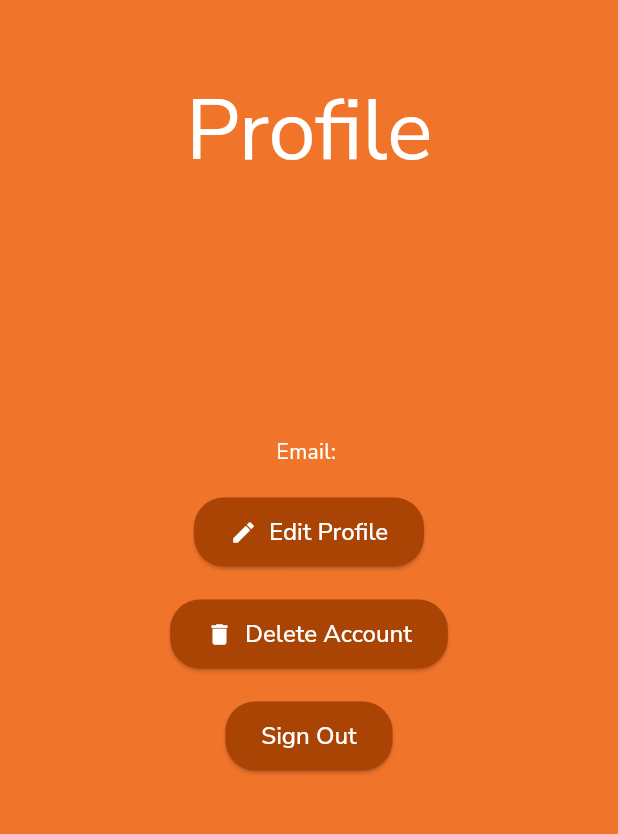
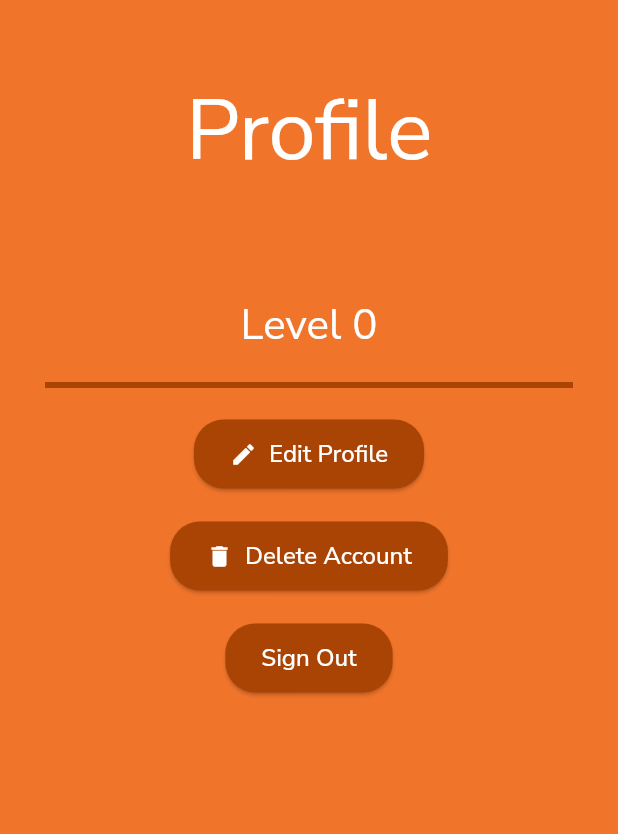
Before and after one commit to lxkedinh/super-youth, a Flutter app: the ProfileScreen screen opened by its route, on a phone screen of 412 x 824 dp, the part 62-896 px from its top. Run offline on Flutter 3.47's test engine with Material 3 defaults, Android fonts, the phone set to English and light mode, and no system bars; our stand-ins replace cloud_firestore, firebase_auth, firebase_core, flutter_dotenv, go_router, google_fonts; missing offline and left inert: chat_gpt_sdk; accounts and stored records are empty.

Commit message:
feat: gamify scenario completion
- users gain exp when completing scenarios
- user level shown in profile screen

```diff
--- a/lib/providers/auth_provider.dart
+++ b/lib/providers/auth_provider.dart
@@ -65,6 +65,8 @@ class AuthenticationProvider extends ChangeNotifier {
         'username': username,
         'firstName': firstName,
         'lastName': lastName,
+        'level': 1,
+        'xp': 0,
         'createdAt': FieldValue.serverTimestamp(),
       });
     } finally {
@@ -136,12 +138,34 @@ class AuthenticationProvider extends ChangeNotifier {
   }) async {
     if (_user == null) return;
 
+    int xpGained = 0;
+    if (feedback['score'] >= 8 && feedback['score'] <= 10) {
+      xpGained = 5;
+    } else if (feedback['score'] >= 5 && feedback['score'] <= 7) {
+      xpGained = 3;
+    }
+
+    int level = _userData!['level'];
+    int xpCost = 15 + 5 * (level - 1);
+    int newXp = _userData!['xp'] + xpGained;
+
+    if (newXp >= xpCost) {
+      level++;
+      newXp -= xpCost;
+    }
+
     try {
+      await _db.collection('users').doc(_user!.uid).update({
+        'level': level,
+        'xp': newXp,
+      });
+
       await _db.collection('users').doc(_user!.uid).collection('progress').add({
         'scenario': scenario,
         'unitNumber': unitNumber,
         'response': response,
         'feedback': feedback,
+
         'timestamp': FieldValue.serverTimestamp(),
       });
     } on Exception catch (e) {
@@ -185,6 +209,8 @@ class AuthenticationProvider extends ChangeNotifier {
     } catch (e) {
       print("Could not get user progress: $e");
       throw Exception("Could not get user progress. Try again.");
+    } finally {
+      notifyListeners();
     }
   }
 }
--- a/lib/screens/profile_screen.dart
+++ b/lib/screens/profile_screen.dart
@@ -74,6 +74,19 @@ class _ProfileScreenState extends State<ProfileScreen> {
         context,
       ).showSnackBar(SnackBar(content: Text(e.toString())));
     }
+  }
+
+  Widget _buildExpBar(int level, int xp) {
+    int xpCost = 15 + 5 * (level - 1);
+    double progress = xp / xpCost;
+    return Container(
+      padding: EdgeInsets.symmetric(horizontal: 30),
+      child: LinearProgressIndicator(
+        value: progress,
+        color: Colors.cyan,
+        backgroundColor: ColorScheme.of(context).primary,
+      ),
+    );
   }
 
   Widget _buildEditProfileSection() {
@@ -153,18 +166,15 @@ class _ProfileScreenState extends State<ProfileScreen> {
             builder: (context, auth, _) {
               String firstName = auth.userData?['firstName'] ?? '';
               String lastName = auth.userData?['lastName'] ?? '';
-              String email = auth.userData?['email'] ?? '';
-              String username = auth.userData?['username'] ?? '';
+              int level = auth.userData?['level'];
+              int xp = auth.userData?['xp'];
 
               return Column(
                 spacing: 20,
                 children: [
-                  Container(
-                    margin: EdgeInsets.only(bottom: 40),
-                    child: Text(
-                      'Profile',
-                      style: Theme.of(context).textTheme.displayLarge,
-                    ),
+                  Text(
+                    'Profile',
+                    style: Theme.of(context).textTheme.displayLarge,
                   ),
                   if (!_isEditing) ...[
                     Text(
@@ -172,10 +182,10 @@ class _ProfileScreenState extends State<ProfileScreen> {
                       style: Theme.of(context).textTheme.headlineLarge,
                     ),
                     Text(
-                      username,
-                      style: Theme.of(context).textTheme.headlineSmall,
+                      "Level $level",
+                      style: TextTheme.of(context).headlineMedium,
                     ),
-                    Text('Email: $email'),
+                    _buildExpBar(level, xp),
                     ElevatedButton.icon(
                       onPressed: () {
                         setState(() {
```
